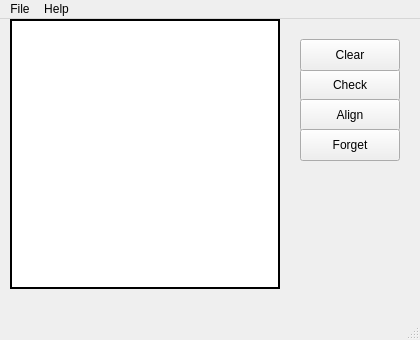
The window that mainwindow.ui (RaymondProduction/neural_network_perseptron) describes before a commit, drawn with Qt 5.
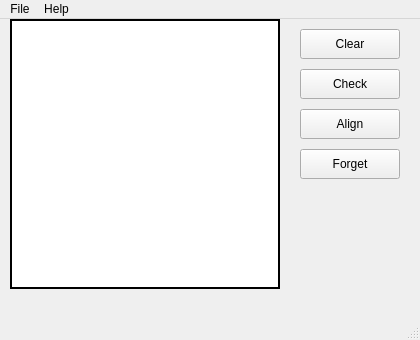
The same window after the commit.

```diff
--- a/mainwindow.ui
+++ b/mainwindow.ui
@@ -34,39 +34,39 @@
 background-color: white;</string>
     </property>
    </widget>
+    <widget class="QPushButton" name="clearButton">
+    <property name="geometry">
+     <rect>
+      <x>300</x>
+      <y>10</y>
+      <width>100</width>
+      <height>30</height>
+     </rect>
+    </property>
+    <property name="text">
+     <string>Clear</string>
+    </property>
+   </widget>
    <widget class="QPushButton" name="checkButton">
     <property name="geometry">
      <rect>
       <x>300</x>
       <y>50</y>
       <width>100</width>
-      <height>32</height>
+      <height>30</height>
      </rect>
     </property>
     <property name="text">
      <string>Check</string>
     </property>
    </widget>
-   <widget class="QPushButton" name="clearButton">
-    <property name="geometry">
-     <rect>
-      <x>300</x>
-      <y>20</y>
-      <width>100</width>
-      <height>32</height>
-     </rect>
-    </property>
-    <property name="text">
-     <string>Clear</string>
-    </property>
-   </widget>
    <widget class="QPushButton" name="alignButton">
     <property name="geometry">
      <rect>
       <x>300</x>
-      <y>80</y>
+      <y>90</y>
       <width>100</width>
-      <height>32</height>
+      <height>30</height>
      </rect>
     </property>
     <property name="text">
@@ -77,9 +77,9 @@
     <property name="geometry">
      <rect>
       <x>300</x>
-      <y>110</y>
+      <y>130</y>
       <width>100</width>
-      <height>32</height>
+      <height>30</height>
      </rect>
     </property>
     <property name="text">
```
